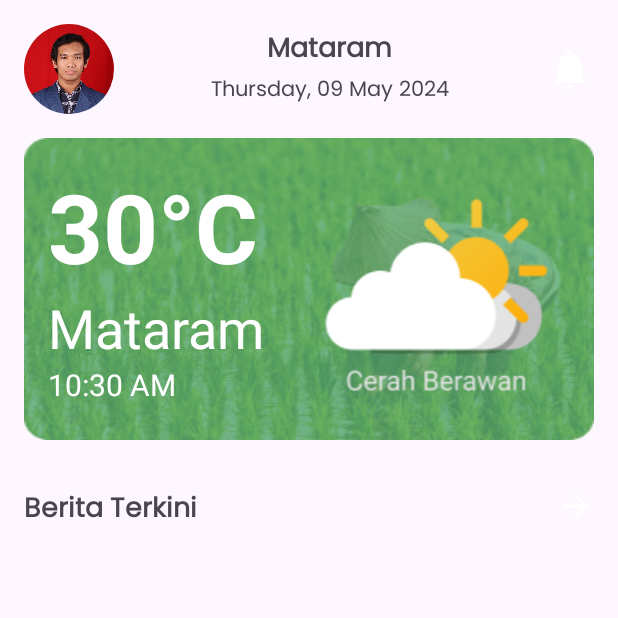
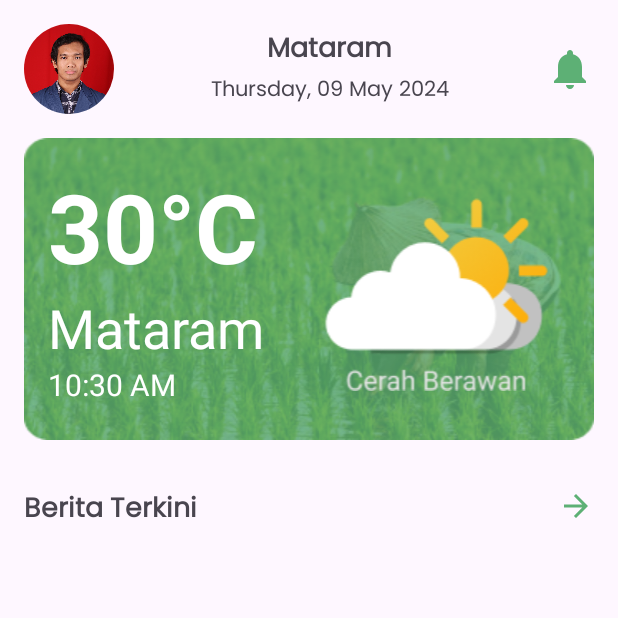
Before and after one commit to mausneg/FASDD, an Android app: the fragment HomeFragment shown on its own in the app's theme, on a phone screen of 412 x 824 dp, the top half of it. Run offline under Robolectric (Android 15) with nearby library versions, the phone set to English and light mode, and no system bars; our stand-ins replace CircleImageView.

Commit message:
fix color and add MainActivity manifest

```diff
--- a/app/src/main/AndroidManifest.xml
+++ b/app/src/main/AndroidManifest.xml
@@ -24,13 +24,14 @@
         <activity
             android:name=".WeatherActivity"
             android:exported="false" />
-
+        <activity
+            android:name=".MainActivity"
+            android:exported="false" />
         <activity
             android:name=".NewsActivity"
             android:exported="false" />
         <activity
             android:name=".FstShowActivity"
-
             android:exported="true">
             <intent-filter>
                 <action android:name="android.intent.action.MAIN" />
--- a/app/src/main/java/com/example/fasdd_android/HomeFragment.kt
+++ b/app/src/main/java/com/example/fasdd_android/HomeFragment.kt
@@ -37,10 +37,10 @@ class HomeFragment : Fragment() {
             val intent = Intent(context, NewsActivity::class.java)
             startActivity(intent)
         }
-//        binding.profilePicture.setOnClickListener{
-//            val intent = Intent(context, ProfileActivity::class.java)
-//            startActivity(intent)
-//        }
+        binding.profilePicture.setOnClickListener{
+            val intent = Intent(context, ProfileActivity::class.java)
+            startActivity(intent)
+        }
         val weatherTypes = arrayOf("sunny", "cloudy", "rainy")
         val weather = weatherTypes[Random.nextInt(weatherTypes.size)]
         binding.ivWeather.setImageResource(
--- a/app/src/main/java/com/example/fasdd_android/LoginActivity.kt
+++ b/app/src/main/java/com/example/fasdd_android/LoginActivity.kt
@@ -31,8 +31,8 @@ class LoginActivity : AppCompatActivity() {
 
     private fun btnLoginListener(){
         binding.btn1Login.setOnClickListener {
-            startActivity(Intent(this, ProfileActivity::class.java))
+            startActivity(Intent(this, MainActivity::class.java))
+            finish()
         }
     }
-
 }
--- a/app/src/main/java/com/example/fasdd_android/ProfileActivity.kt
+++ b/app/src/main/java/com/example/fasdd_android/ProfileActivity.kt
@@ -18,13 +18,15 @@ class ProfileActivity : AppCompatActivity() {
 
     private fun btnBackProfileListener(){
         binding.backProfile.setOnClickListener {
-            startActivity(Intent(this, LoginActivity::class.java))
+            startActivity(Intent(this, MainActivity::class.java))
+            finish()
         }
     }
 
     private fun btnLogoutListener(){
         binding.btn4Profile.setOnClickListener {
             startActivity(Intent(this, FstShowActivity::class.java))
+            finish()
         }
     }
 }
--- a/app/src/main/res/drawable/ic_more.xml
+++ b/app/src/main/res/drawable/ic_more.xml
@@ -1,5 +1,5 @@
 <vector android:autoMirrored="true" android:height="24dp"
-    android:tint="@color/my_light_primary" android:viewportHeight="24"
+    android:tint="@color/green" android:viewportHeight="24"
     android:viewportWidth="24" android:width="24dp" xmlns:android="http://schemas.android.com/apk/res/android">
     <path android:fillColor="@android:color/white" android:pathData="M12,4l-1.41,1.41L16.17,11H4v2h12.17l-5.58,5.59L12,20l8,-8z"/>
 </vector>
--- a/app/src/main/res/drawable/ic_notif.xml
+++ b/app/src/main/res/drawable/ic_notif.xml
@@ -1,4 +1,4 @@
-<vector android:height="32dp" android:tint="@color/my_light_primary"
+<vector android:height="32dp" android:tint="@color/green"
     android:viewportHeight="24" android:viewportWidth="24"
     android:width="32dp" xmlns:android="http://schemas.android.com/apk/res/android">
     <path android:fillColor="@android:color/white" android:pathData="M12,22c1.1,0 2,-0.9 2,-2h-4c0,1.1 0.89,2 2,2zM18,16v-5c0,-3.07 -1.64,-5.64 -4.5,-6.32L13.5,4c0,-0.83 -0.67,-1.5 -1.5,-1.5s-1.5,0.67 -1.5,1.5v0.68C7.63,5.36 6,7.92 6,11v5l-2,2v1h16v-1l-2,-2z"/>
--- a/app/src/main/res/layout/fragment_settings.xml
+++ b/app/src/main/res/layout/fragment_settings.xml
@@ -9,6 +9,6 @@
     <TextView
         android:layout_width="match_parent"
         android:layout_height="match_parent"
-        android:text="@string/hello_blank_fragment" />
+        android:text="INI SETTINGS" />
 
 </FrameLayout>
--- a/app/src/main/res/values/themes.xml
+++ b/app/src/main/res/values/themes.xml
@@ -2,11 +2,11 @@
     <!-- Base application theme. -->
     <style name="Base.Theme.Fasdd_android" parent="Theme.Material3.DayNight.NoActionBar">
         <!-- Customize your light theme here. -->
-         <item name="colorPrimary">@color/my_light_primary</item>
+         <item name="colorPrimary">@color/green</item>
     </style>
 
     <style name="Theme.Fasdd_android" parent="Base.Theme.Fasdd_android" />
     <style name="App.Custom.Indicator" parent="Widget.Material3.BottomNavigationView.ActiveIndicator">
-        <item name="android:color">@color/my_light_primary</item>
+        <item name="android:color">@color/green</item>
     </style>
 </resources>
```
